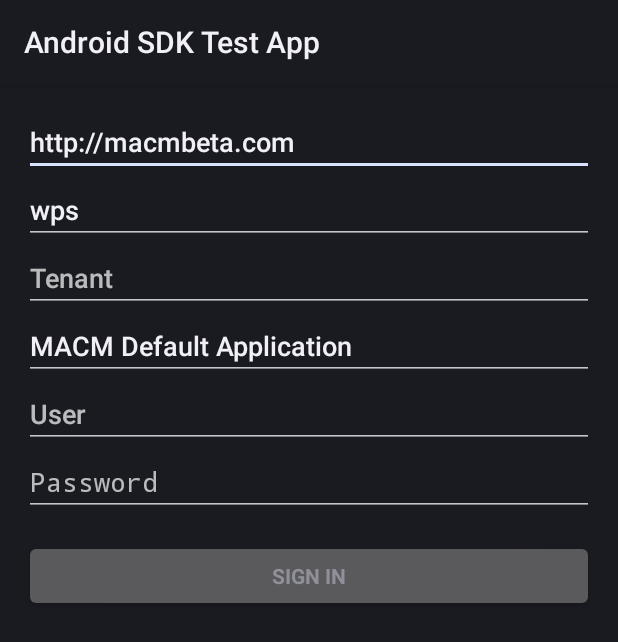
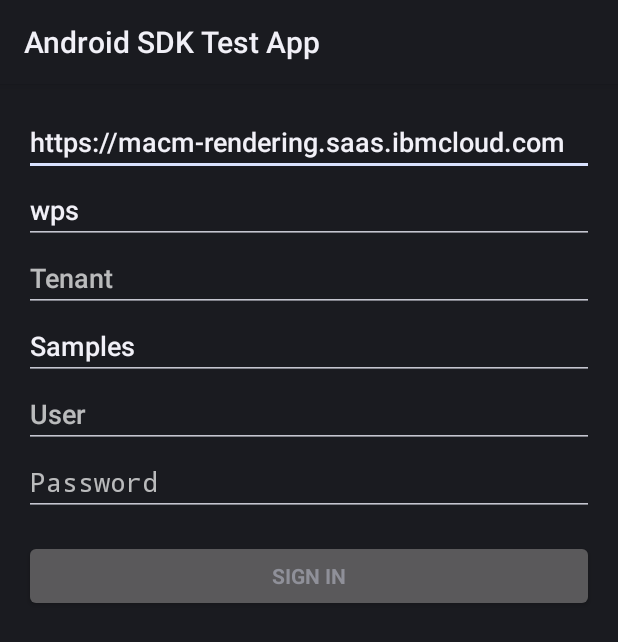
Before and after one commit to digexp/MACM-SDK-android, an Android app: the screen it shows after launch (LoginActivity), on a phone screen of 412 x 824 dp. Shown: the top 642 px of the screen. Run offline under Robolectric (Android 15) with nearby library versions, the phone set to English and light mode, and no system bars.

Commit message:
changed server url

```diff
--- a/AndroidSDKTestApp/src/main/res/values/strings_activity_login.xml
+++ b/AndroidSDKTestApp/src/main/res/values/strings_activity_login.xml
@@ -24,10 +24,10 @@
   <!-- Strings related to login -->
 
   <!-- server url, context , tenant, MACM library name, user and password for the MACM instance -->
-  <string name="server_url_default">http://macmbeta.com</string>
+  <string name="server_url_default">https://macm-rendering.saas.ibmcloud.com</string>
   <string name="macm_context_default">wps</string>
   <string name="macm_tenant_default"></string>
-  <string name="macm_lib_default">MACM Default Application</string>
+  <string name="macm_lib_default">Samples</string>
   <string name="username_default"></string>
   <string name="password_default"></string>
 
```
